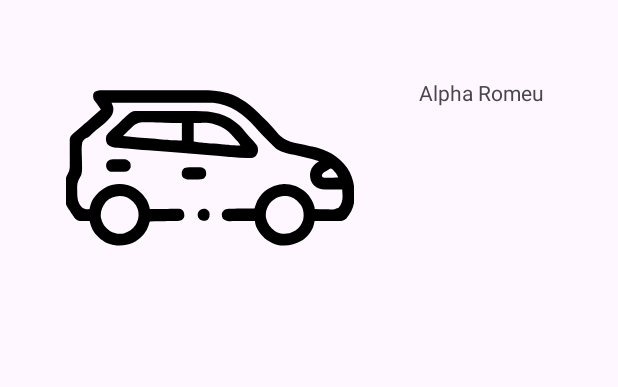
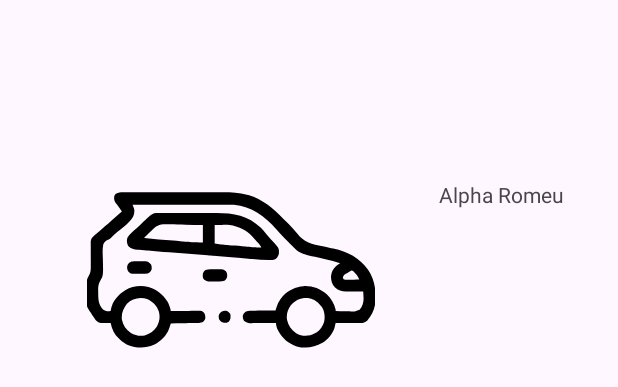
Before and after one commit to AndreZila01/Project-Mobile, an Android app: the layout activity_car.xml on its own in the app's theme, with its tools: preview values and no code run, on a phone screen of 412 x 824 dp. Shown: the top 387 px of the screen. Run offline under Robolectric (Android 15) with nearby library versions, the phone set to English and light mode, and no system bars.

Commit message:
atualizado o menuprincipal e menucarros

```diff
--- a/CarTrackApp/app/src/main/res/layout/activity_car.xml
+++ b/CarTrackApp/app/src/main/res/layout/activity_car.xml
@@ -4,16 +4,17 @@
     xmlns:tools="http://schemas.android.com/tools"
     android:layout_width="match_parent"
     android:layout_height="match_parent"
-    tools:context=".CarrosActivity">
+    tools:context=".CarrosActivity"
+    android:id="@+id/MenuTop">
 
     <ImageView
         android:id="@+id/imageView2"
         android:layout_width="248dp"
         android:layout_height="192dp"
-        android:layout_marginTop="16dp"
+        android:layout_marginTop="84dp"
         android:contentDescription="."
         app:layout_constraintEnd_toEndOf="parent"
-        app:layout_constraintHorizontal_bias="0.098"
+        app:layout_constraintHorizontal_bias="0.184"
         app:layout_constraintStart_toStartOf="parent"
         app:layout_constraintTop_toTopOf="parent"
         app:srcCompat="@drawable/car"
@@ -24,10 +25,10 @@
         android:layout_width="wrap_content"
         android:layout_height="wrap_content"
         android:layout_marginStart="5dp"
-        android:layout_marginTop="52dp"
+        android:layout_marginTop="120dp"
         android:text="Alpha Romeu"
         app:layout_constraintEnd_toEndOf="parent"
-        app:layout_constraintHorizontal_bias="0.164"
+        app:layout_constraintHorizontal_bias="0.2"
         app:layout_constraintStart_toEndOf="@+id/imageView2"
         app:layout_constraintTop_toTopOf="parent"
         tools:ignore="HardcodedText" />
--- a/CarTrackApp/app/src/main/res/values/colors.xml
+++ b/CarTrackApp/app/src/main/res/values/colors.xml
@@ -4,5 +4,5 @@
     <color name="white">#FFFFFFFF</color>
     <color name="NavBarMenuTop">#03A9F4</color>
     <color name="orange">#F36A3E</color>
-    <color name="gray">#DC838383</color>
+    <color name="topmenu">#DC838383</color>
 </resources>
```
Also changed, not shown: CarTrackApp/app/src/main/java/pt/iade/andre/diogo/cartrackapp/CarrosActivity.java (+7 -1 lines), CarTrackApp/app/src/main/java/pt/iade/andre/diogo/cartrackapp/MainActivity.java (+19 -0 lines), CarTrackApp/app/src/main/res/drawable/back.xml (added, +10 -0 lines), CarTrackApp/app/src/main/res/layout/activity_main.xml (+4 -3 lines), CarTrackApp/app/src/main/res/layout/top_menu_inflate.xml (added, +25 -0 lines), 2 other files.
